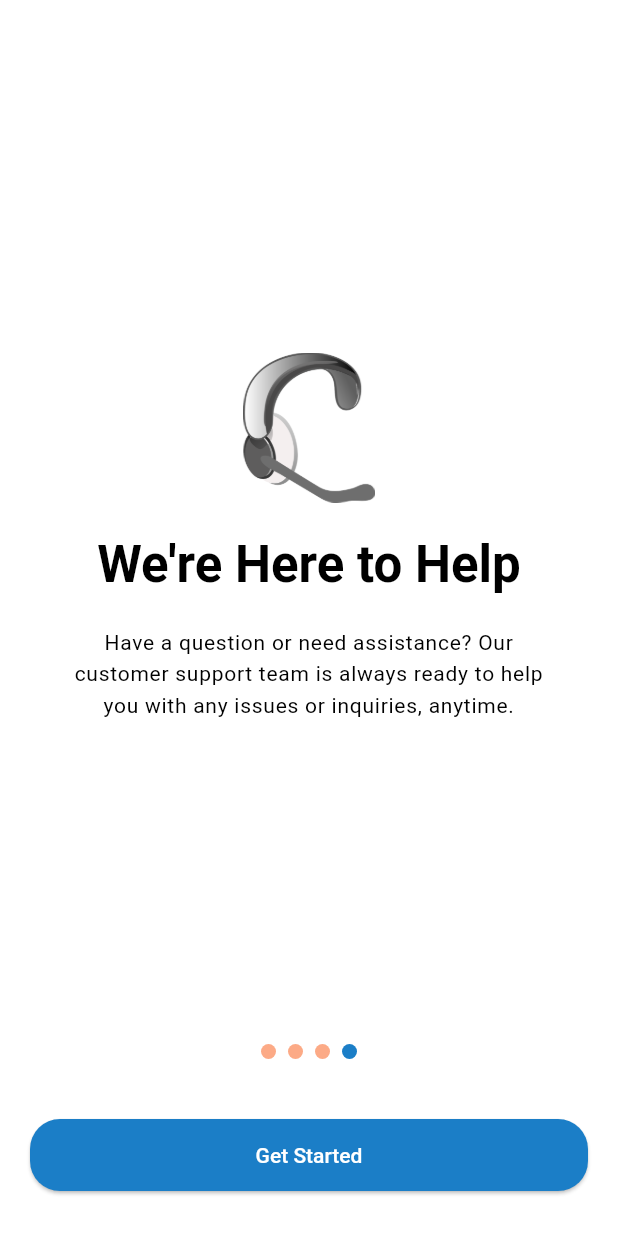
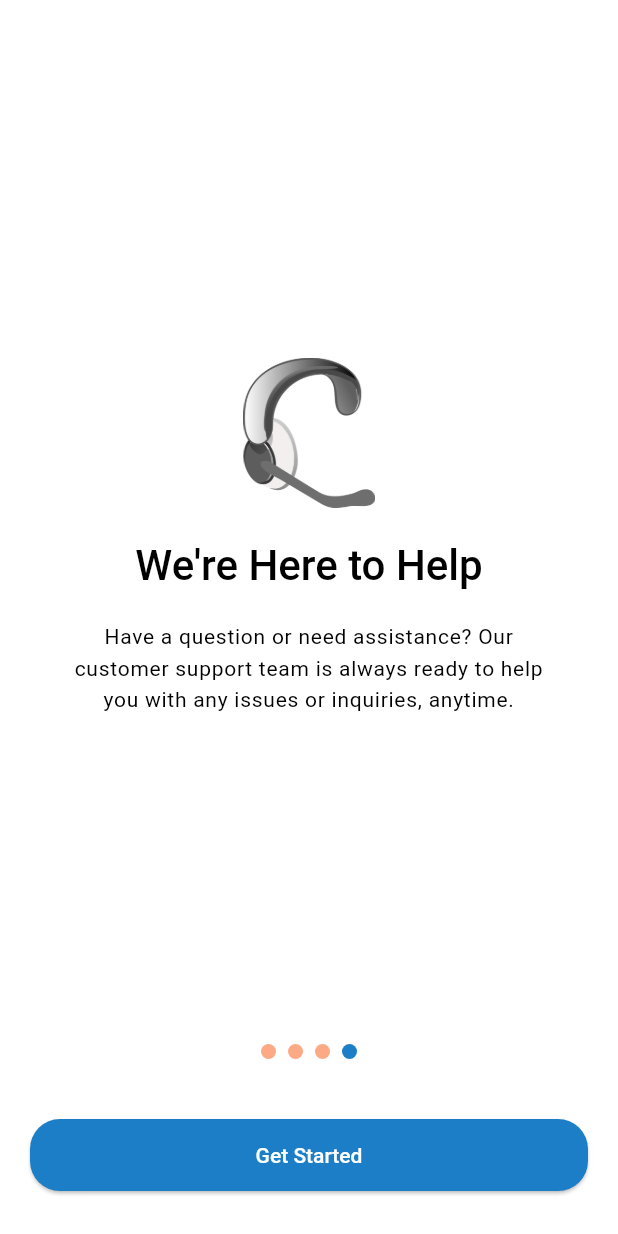
Before and after one commit to Triple-Stack/MM-Data-Sub, a Flutter app: the screen it shows after launch, swiped to page 4, on a phone screen of 412 x 824 dp. Run offline on Flutter 3.47's test engine with Material 3 defaults, Android fonts, the phone set to English and light mode, and no system bars; drawn by our look-alikes of smooth_page_indicator; our stand-ins replace app_links, carousel_slider, connectivity_plus, custom_navigation_bar, device_preview, flutter_animate and 18 more; missing offline and left inert: double_tap_exit, in_app_update, rate_us_on_store, searchable_listview; accounts and stored records are empty; network calls fail.

Commit message:
Reduce intro font

```diff
--- a/lib/main.dart
+++ b/lib/main.dart
@@ -50,10 +50,7 @@ Future<void> main() async {
   Get.put(ThemeController());
 
   runApp(
-    DevicePreview(
-      enabled: !kReleaseMode,
-      builder: (context) => const MmDataApp(),
-    ),
+    const MmDataApp(),
   );
 
   NetWorkDependencyInjection.init();
--- a/lib/views/screens/authentication/intro_screen.dart
+++ b/lib/views/screens/authentication/intro_screen.dart
@@ -47,8 +47,9 @@ class IntroductionScreen extends StatelessWidget {
                                 Text(
                                   Helper.introductionMessges[index].title!,
                                   textAlign: TextAlign.center,
-                                  style:
-                                      Theme.of(context).textTheme.headlineLarge,
+                                  style: Theme.of(context)
+                                      .textTheme
+                                      .headlineMedium!,
                                 ),
                                 const SizedBox(height: 20),
                                 Text(
```
